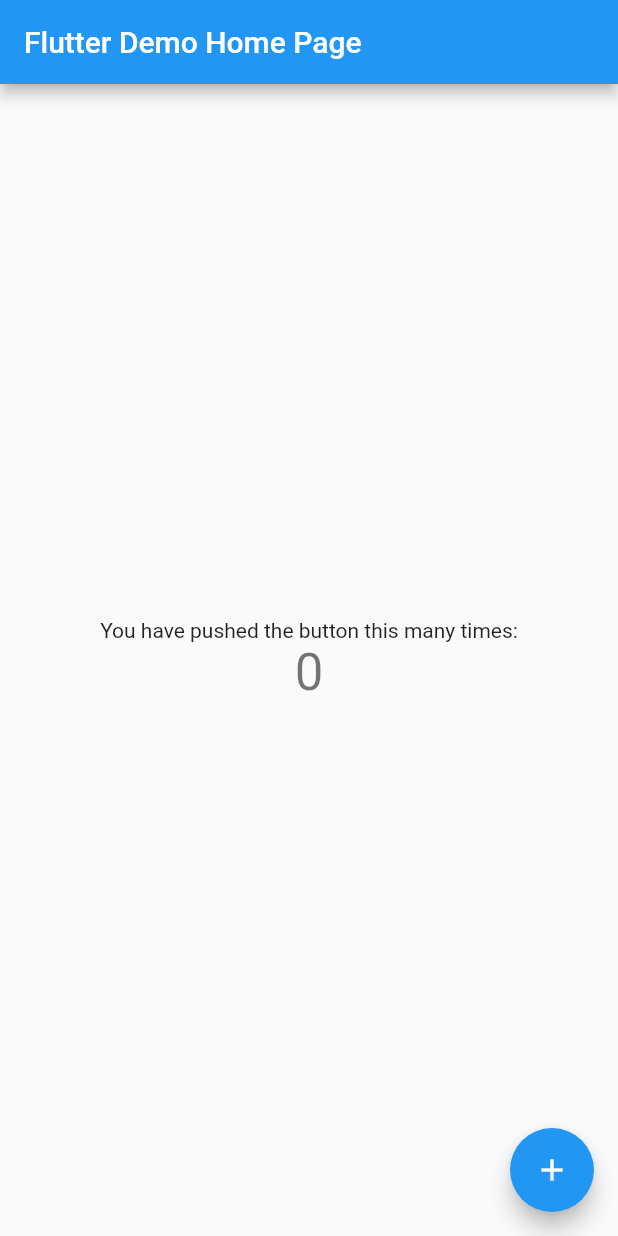
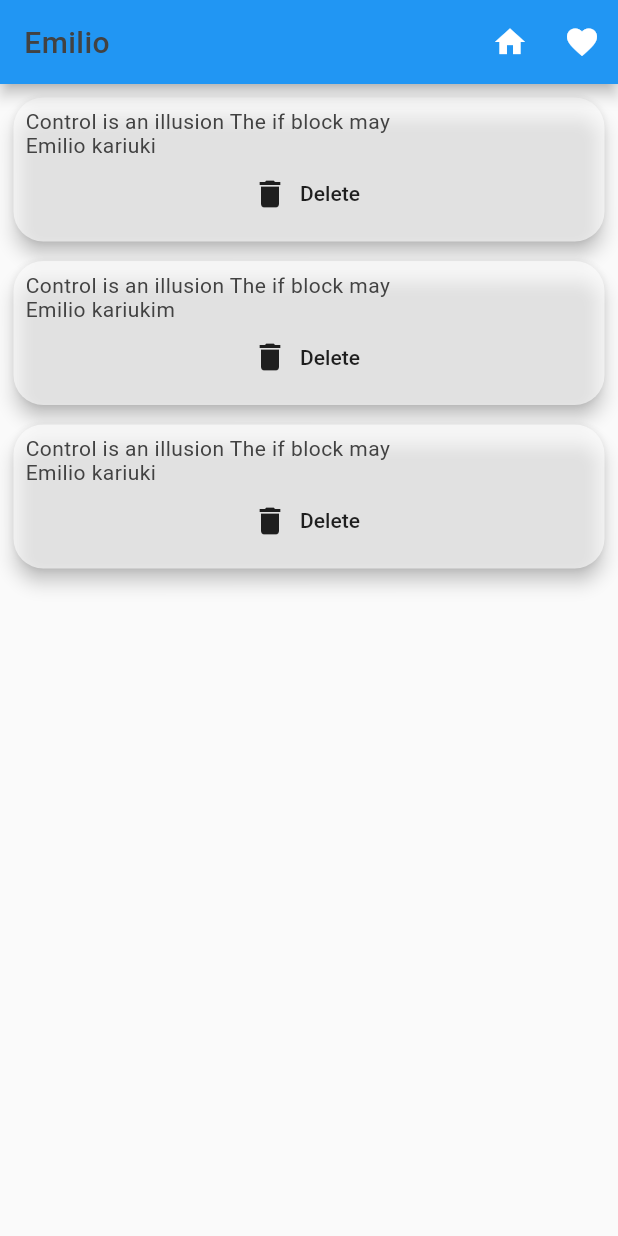
Before and after one commit to emilio-kariuki/practive_day_2, a Flutter app: the screen it shows after launch, on a phone screen of 412 x 824 dp. Run offline on Flutter 3.47's test engine with Material 2 defaults, Android fonts, the phone set to English and light mode, and no system bars.

Commit message:
adding routes and mapping and change of color of iacon after press

```diff
--- a/analysis_options.yaml
+++ b/analysis_options.yaml
@@ -22,6 +22,7 @@
   # `// ignore_for_file: name_of_lint` syntax on the line or in the file
   # producing the lint.
   rules:
+    prefer_const_constructors: false
     # avoid_print: false  # Uncomment to disable the `avoid_print` rule
     # prefer_single_quotes: true  # Uncomment to enable the `prefer_single_quotes` rule
 
--- /dev/null
+++ b/lib/Quote.dart
@@ -0,0 +1,53 @@
+// ignore_for_file: deprecated_member_use
+
+import "package:flutter/material.dart";
+import 'custom.dart';
+
+class QuoteCard extends StatelessWidget {
+  final Quote quote;
+  final Function() delete;
+  // ignore: prefer_const_constructors_in_immutables
+  QuoteCard({Key? key, required this.quote, required this.delete}) : super(key: key);
+
+  @override
+  Widget build(BuildContext context) {
+    return Padding(
+      padding: const EdgeInsets.fromLTRB(5, 5, 5, 0),
+      child: Card(
+        elevation: 5,
+        shape: RoundedRectangleBorder(
+          borderRadius: BorderRadius.circular(20),
+        ),
+        color: Colors.white60,
+        child: Padding(
+          padding: const EdgeInsets.all(8.0),
+          child: Column(
+            crossAxisAlignment: CrossAxisAlignment.stretch,
+            children: [
+              Text(
+                quote.text,
+                style: TextStyle(
+                  // fontSize: 20.0,
+                  color: Colors.grey[800],
+                  letterSpacing: 0.3,
+                ),
+              ),
+              Text(
+                quote.author,
+                style: TextStyle(
+                  // fontSize: 20.0,
+                  color: Colors.grey[800],
+                  letterSpacing: 0.3,
+                ),
+              ),
+              FlatButton.icon(
+                onPressed: delete,
+                icon: Icon(Icons.delete),
+                label: Text("Delete")),
+            ],
+          ),
+        ),
+      ),
+    );
+  }
+}
--- /dev/null
+++ b/lib/custom.dart
@@ -0,0 +1,8 @@
+import "package:flutter/material.dart";
+
+class Quote {
+  String text;
+  String author;
+
+  Quote({required this.text, required this.author});
+}
--- a/lib/main.dart
+++ b/lib/main.dart
@@ -1,115 +1,91 @@
 import 'package:flutter/material.dart';
+import "Quote.dart";
+import "custom.dart";
+import "homme.dart";
 
 void main() {
-  runApp(const MyApp());
+  runApp(MaterialApp(
+      initialRoute: "/main",
+      debugShowCheckedModeBanner: false,
+      routes: {
+        "/home": (context) => Homme(),
+        "/main": (context) => Home(),
+      }));
 }
 
-class MyApp extends StatelessWidget {
-  const MyApp({Key? key}) : super(key: key);
+class Home extends StatefulWidget {
+  Home({Key? key}) : super(key: key);
 
-  // This widget is the root of your application.
+  @override
+  _HomeState createState() => _HomeState();
+}
+
+List<Quote> quotes = [
+  Quote(
+      text: "Control is an illusion The if block may",
+      author: "Emilio kariuki"),
+  Quote(
+      text: "Control is an illusion The if block may",
+      author: "Emilio kariukim"),
+  Quote(
+      text: "Control is an illusion The if block may", author: "Emilio kariuki")
+];
+
+Color back = Colors.white;
+Color home = Colors.white;
+
+class _HomeState extends State<Home> {
   @override
   Widget build(BuildContext context) {
-    return MaterialApp(
-      title: 'Flutter Demo',
-      theme: ThemeData(
-        // This is the theme of your application.
-        //
-        // Try running your application with "flutter run". You'll see the
-        // application has a blue toolbar. Then, without quitting the app, try
-        // changing the primarySwatch below to Colors.green and then invoke
-        // "hot reload" (press "r" in the console where you ran "flutter run",
-        // or simply save your changes to "hot reload" in a Flutter IDE).
-        // Notice that the counter didn't reset back to zero; the application
-        // is not restarted.
-        primarySwatch: Colors.blue,
+    return Scaffold(
+      appBar: AppBar(
+        title: Text(
+          "Emilio",
+          style: TextStyle(
+            fontSize: 20.0,
+            color: Colors.grey[800],
+            letterSpacing: 0.3,
+          ),
+        ),
+        actions: [
+          IconButton(
+              onPressed: () {
+                Navigator.pushNamed(context, '/home');
+                setState(() {
+                  if (home == Colors.white) {
+                    home = Colors.amber;
+                  } else if (home == Colors.amber) {
+                    home = Colors.white;
+                  }
+                });
+              },
+              icon: Icon(Icons.home, color: home)),
+          IconButton(
+              onPressed: () {
+                setState(() {
+                  if (back == Colors.white) {
+                    back = Colors.red;
+                  } else if (back == Colors.red) {
+                    back = Colors.white;
+                  }
+                });
+              },
+              icon: Icon(Icons.favorite, color: back))
+        ],
       ),
-      home: const MyHomePage(title: 'Flutter Demo Home Page'),
+      body: SingleChildScrollView(
+        child: Column(
+          children: quotes
+              .map((quote) => QuoteCard(
+                  quote: quote,
+                  delete: () {
+                    setState(() {
+                      quotes.remove(quote);
+                    });
+                  }))
+              .toList(),
+        ),
+      ),
     );
   }
 }
-
-class MyHomePage extends StatefulWidget {
-  const MyHomePage({Key? key, required this.title}) : super(key: key);
-
-  // This widget is the home page of your application. It is stateful, meaning
-  // that it has a State object (defined below) that contains fields that affect
-  // how it looks.
-
-  // This class is the configuration for the state. It holds the values (in this
-  // case the title) provided by the parent (in this case the App widget) and
-  // used by the build method of the State. Fields in a Widget subclass are
-  // always marked "final".
-
-  final String title;
-
-  @override
-  State<MyHomePage> createState() => _MyHomePageState();
-}
-
-class _MyHomePageState extends State<MyHomePage> {
-  int _counter = 0;
-
-  void _incrementCounter() {
-    setState(() {
-      // This call to setState tells the Flutter framework that something has
-      // changed in this State, which causes it to rerun the build method below
-      // so that the display can reflect the updated values. If we changed
-      // _counter without calling setState(), then the build method would not be
-      // called again, and so nothing would appear to happen.
-      _counter++;
-    });
-  }
-
-  @override
-  Widget build(BuildContext context) {
-    // This method is rerun every time setState is called, for instance as done
-    // by the _incrementCounter method above.
-    //
-    // The Flutter framework has been optimized to make rerunning build methods
-    // fast, so that you can just rebuild anything that needs updating rather
-    // than having to individually change instances of widgets.
-    return Scaffold(
-      appBar: AppBar(
-        // Here we take the value from the MyHomePage object that was created by
-        // the App.build method, and use it to set our appbar title.
-        title: Text(widget.title),
-      ),
-      body: Center(
-        // Center is a layout widget. It takes a single child and positions it
-        // in the middle of the parent.
-        child: Column(
-          // Column is also a layout widget. It takes a list of children and
-          // arranges them vertically. By default, it sizes itself to fit its
-          // children horizontally, and tries to be as tall as its parent.
-          //
-          // Invoke "debug painting" (press "p" in the console, choose the
-          // "Toggle Debug Paint" action from the Flutter Inspector in Android
-          // Studio, or the "Toggle Debug Paint" command in Visual Studio Code)
-          // to see the wireframe for each widget.
-          //
-          // Column has various properties to control how it sizes itself and
-          // how it positions its children. Here we use mainAxisAlignment to
-          // center the children vertically; the main axis here is the vertical
-          // axis because Columns are vertical (the cross axis would be
-          // horizontal).
-          mainAxisAlignment: MainAxisAlignment.center,
-          children: <Widget>[
-            const Text(
-              'You have pushed the button this many times:',
-            ),
-            Text(
-              '$_counter',
-              style: Theme.of(context).textTheme.headline4,
-            ),
-          ],
-        ),
-      ),
-      floatingActionButton: FloatingActionButton(
-        onPressed: _incrementCounter,
-        tooltip: 'Increment',
-        child: const Icon(Icons.add),
-      ), // This trailing comma makes auto-formatting nicer for build methods.
-    );
-  }
-}
```
Also changed, not shown: lib/homme.dart (added, +18 -0 lines), 1 other file.
